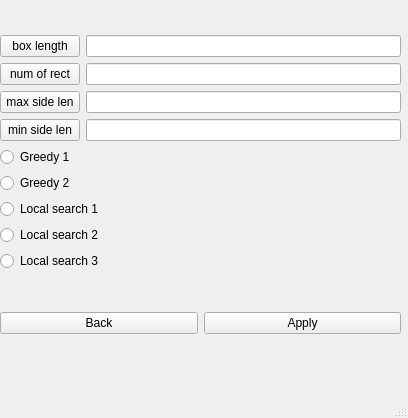
The window that resources/main_window.ui (forvev/optimization_algorithms) describes before a commit, drawn with Qt 5.
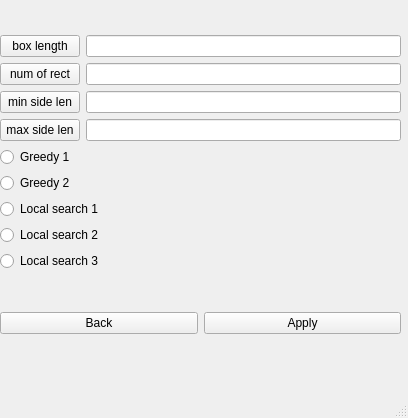
The same window after the commit.

Commit message: add new functions for providing data

Patch:
```diff
--- a/resources/main_window.ui
+++ b/resources/main_window.ui
@@ -59,7 +59,7 @@
          <item>
           <widget class="QPushButton" name="pushButton_8">
            <property name="text">
-            <string>max side len</string>
+            <string>min side len</string>
            </property>
           </widget>
          </item>
@@ -73,7 +73,7 @@
          <item>
           <widget class="QPushButton" name="pushButton_7">
            <property name="text">
-            <string>min side len</string>
+            <string>max side len</string>
            </property>
           </widget>
          </item>
```
Left out of the diff: 14 changed lines with no effect on the pictures. The commit also changes 2 other files.
